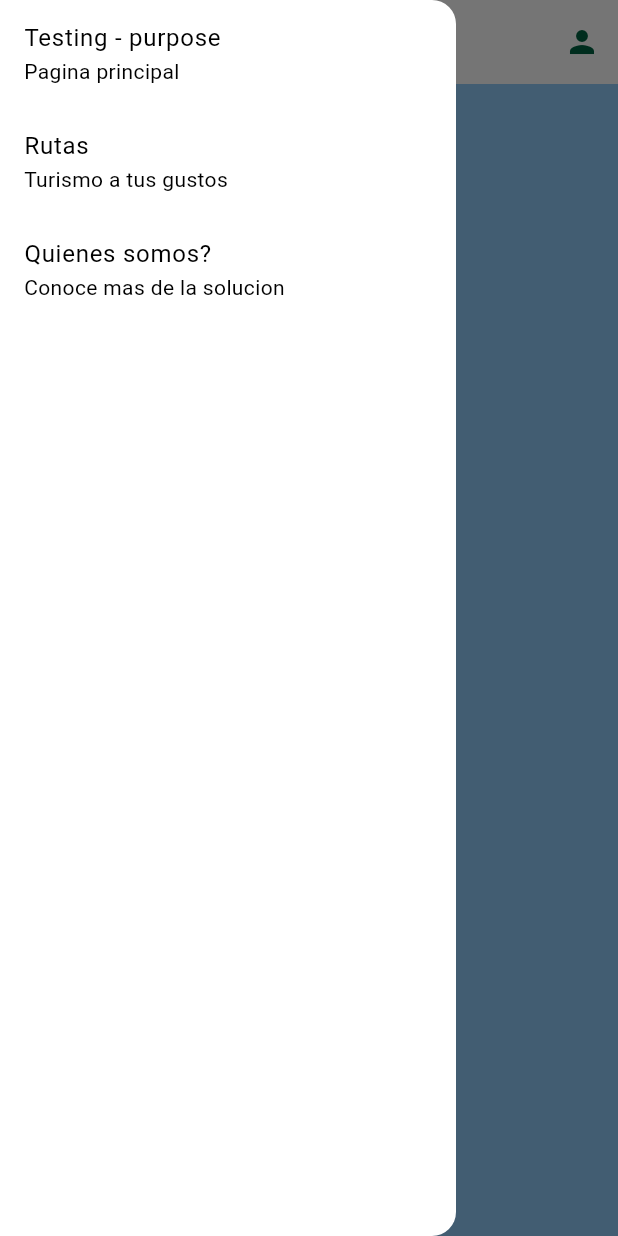
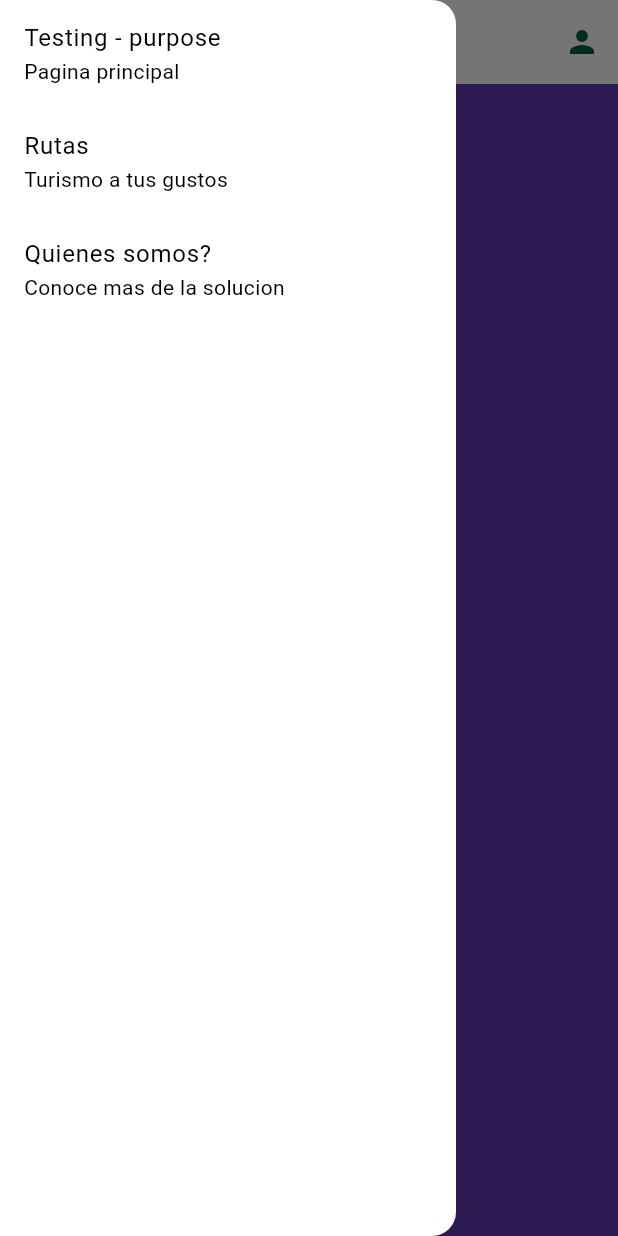
Before and after one commit to app-brand/know-mcbo-gitflow, a Flutter app: the screen it shows after launch, with the side drawer open, on a phone screen of 412 x 824 dp. Run offline on Flutter 3.47's test engine with Material 3 defaults, Android fonts, the phone set to English and light mode, and no system bars; our stand-ins replace bloc, cloud_firestore, dartz, firebase_auth, firebase_core, flutter_bloc and 4 more; accounts and stored records are empty; Roboto replaces fonts that are missing (AlcaldiaFont); statements that could not run were skipped.

Commit message:
cambio de color a morado

```diff
--- a/lib/presentation/pages/home_page.dart
+++ b/lib/presentation/pages/home_page.dart
@@ -109,7 +109,7 @@ class MainHome extends StatelessWidget {
         ),
       ),
       body: Container(
-        color: Colors.blue.shade200,
+        color: Colors.deepPurple,
       ),
     );
   }
```
